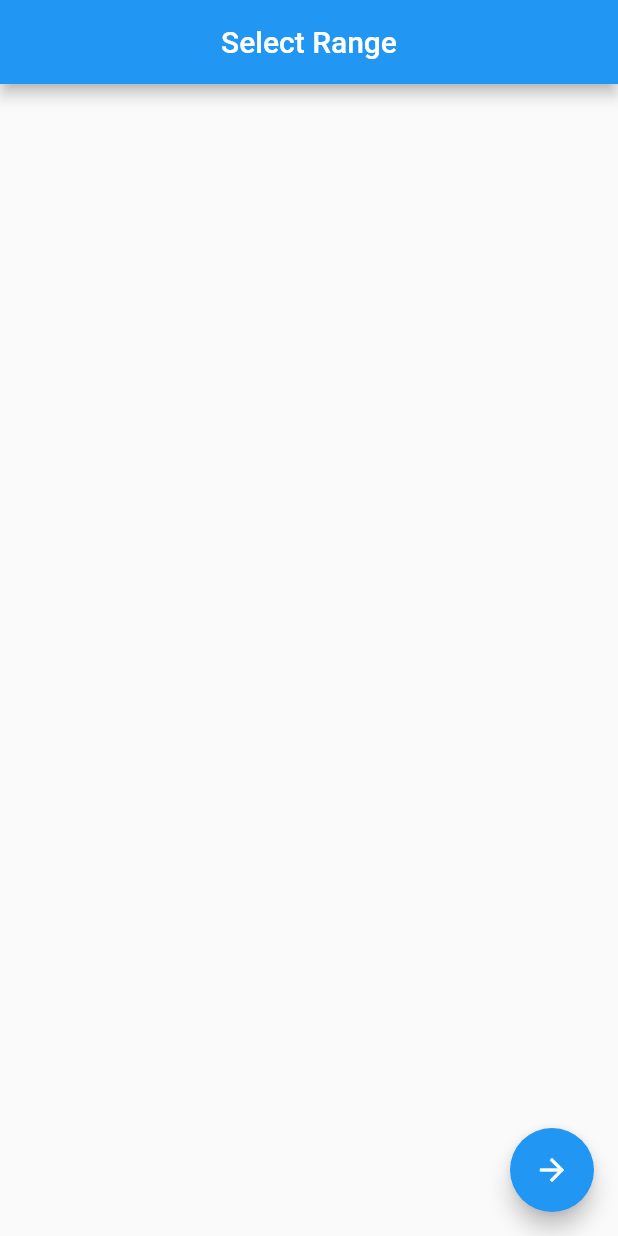
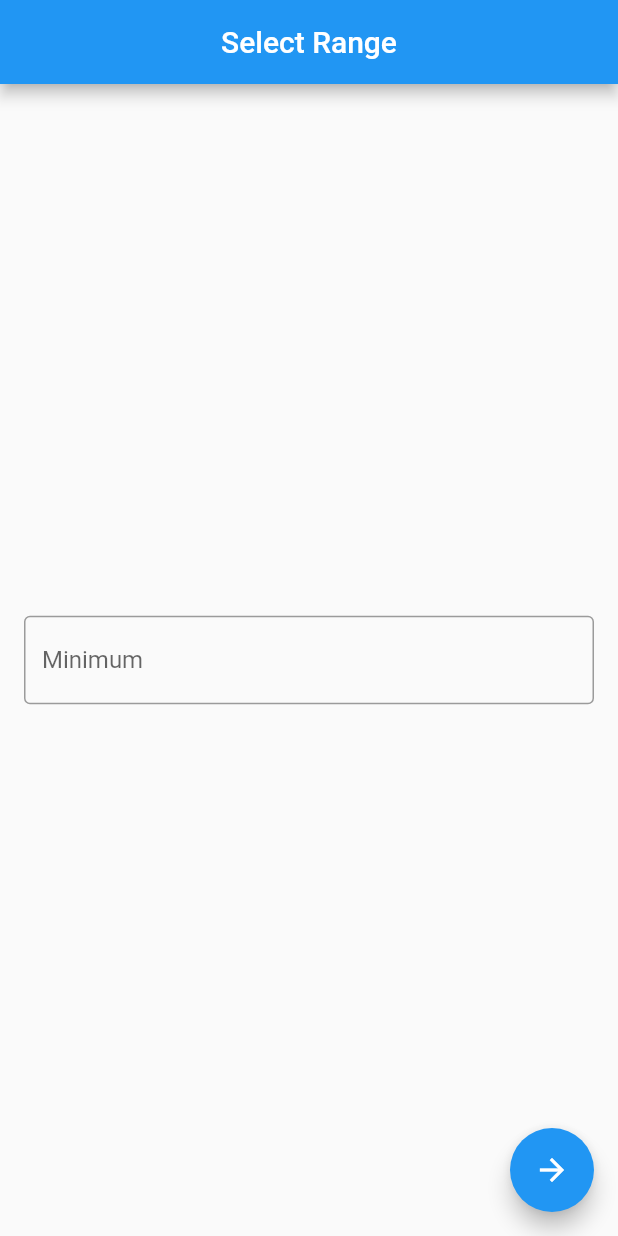
Before and after one commit to jkasanjian/flutter-resocoder, a Flutter app: the screen it shows after launch, on a phone screen of 412 x 824 dp. Run offline on Flutter 3.47's test engine with Material 2 defaults, Android fonts, the phone set to English and light mode, and no system bars.

Commit message:
create input form UI

```diff
--- a/flutter_foundations/lib/range_selector_page.dart
+++ b/flutter_foundations/lib/range_selector_page.dart
@@ -16,7 +16,24 @@ class _RangeSelectorPageState extends State<RangeSelectorPage> {
         title: Text('Select Range'),
       ),
       body: Form(
-        child: Container(),
+        child: Padding(
+          padding: const EdgeInsets.all(16),
+          child: Column(
+            mainAxisAlignment: MainAxisAlignment.center,
+            children: [
+              TextFormField(
+                decoration: InputDecoration(
+                  border: OutlineInputBorder(),
+                  labelText: 'Minimum',
+                ),
+                keyboardType: TextInputType.numberWithOptions(
+                  decimal: false,
+                  signed: true,
+                ),
+              ),
+            ],
+          ),
+        ),
       ),
       floatingActionButton: FloatingActionButton(
         child: Icon(Icons.arrow_forward),
```
